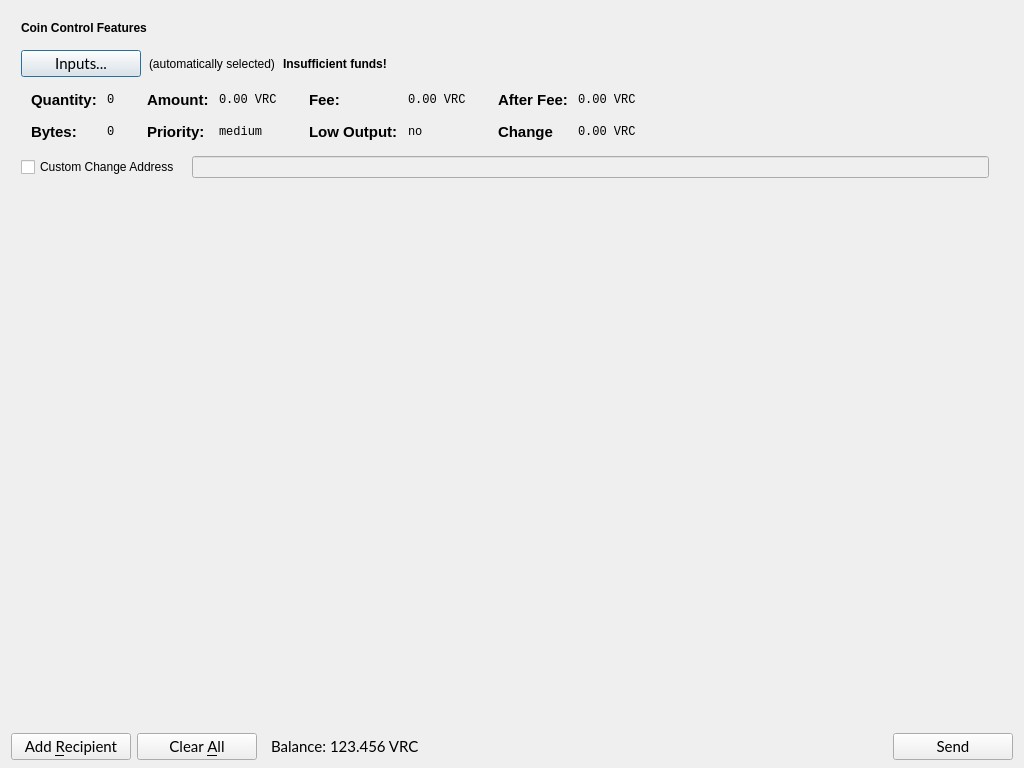
First picture: the form in src/qt/forms/sendbitcoinsdialog.ui, repository VeriConomy/vericoin, before the edit.
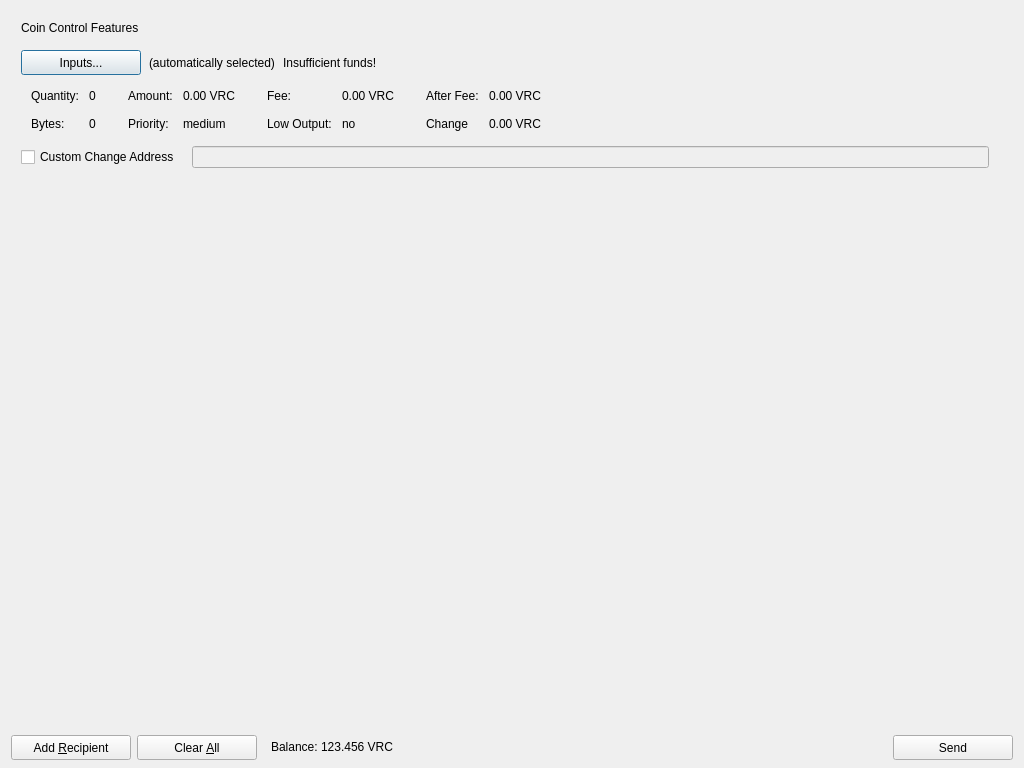
Second picture: the form after the edit. Icons and pictures are not drawn.

Commit message: more on mac fonts

What changed in the file:
```diff
--- a/src/qt/forms/sendbitcoinsdialog.ui
+++ b/src/qt/forms/sendbitcoinsdialog.ui
@@ -77,12 +77,6 @@
               <verstretch>0</verstretch>
              </sizepolicy>
             </property>
-            <property name="font">
-             <font>
-              <weight>75</weight>
-              <bold>true</bold>
-             </font>
-            </property>
             <property name="text">
              <string>Coin Control Features</string>
             </property>
@@ -106,12 +100,6 @@
               <height>25</height>
              </size>
             </property>
-            <property name="font">
-             <font>
-              <family>Lato</family>
-              <pointsize>11</pointsize>
-             </font>
-            </property>
             <property name="text">
              <string>Inputs...</string>
             </property>
@@ -129,12 +117,6 @@
           </item>
           <item>
            <widget class="QLabel" name="labelCoinControlInsuffFunds">
-            <property name="font">
-             <font>
-              <weight>75</weight>
-              <bold>true</bold>
-             </font>
-            </property>
             <property name="text">
              <string>Insufficient funds!</string>
             </property>
@@ -215,13 +197,6 @@
                </property>
                <item row="0" column="0">
                 <widget class="QLabel" name="labelCoinControlQuantityText">
-                 <property name="font">
-                  <font>
-                   <pointsize>11</pointsize>
-                   <weight>75</weight>
-                   <bold>true</bold>
-                  </font>
-                 </property>
                  <property name="text">
                   <string>Quantity:</string>
                  </property>
@@ -232,12 +207,6 @@
                </item>
                <item row="0" column="1">
                 <widget class="QLabel" name="labelCoinControlQuantity">
-                 <property name="font">
-                  <font>
-                   <family>Monospace</family>
-                   <pointsize>9</pointsize>
-                  </font>
-                 </property>
                  <property name="cursor">
                   <cursorShape>IBeamCursor</cursorShape>
                  </property>
@@ -257,13 +226,6 @@
                </item>
                <item row="1" column="0">
                 <widget class="QLabel" name="labelCoinControlBytesText">
-                 <property name="font">
-                  <font>
-                   <pointsize>11</pointsize>
-                   <weight>75</weight>
-                   <bold>true</bold>
-                  </font>
-                 </property>
                  <property name="text">
                   <string>Bytes:</string>
                  </property>
@@ -271,12 +233,6 @@
                </item>
                <item row="1" column="1">
                 <widget class="QLabel" name="labelCoinControlBytes">
-                 <property name="font">
-                  <font>
-                   <family>Monospace</family>
-                   <pointsize>9</pointsize>
-                  </font>
-                 </property>
                  <property name="cursor">
                   <cursorShape>IBeamCursor</cursorShape>
                  </property>
@@ -312,13 +268,6 @@
                </property>
                <item row="0" column="0">
                 <widget class="QLabel" name="labelCoinControlAmountText">
-                 <property name="font">
-                  <font>
-                   <pointsize>11</pointsize>
-                   <weight>75</weight>
-                   <bold>true</bold>
-                  </font>
-                 </property>
                  <property name="text">
                   <string>Amount:</string>
                  </property>
@@ -329,12 +278,6 @@
                </item>
                <item row="0" column="1">
                 <widget class="QLabel" name="labelCoinControlAmount">
-                 <property name="font">
-                  <font>
-                   <family>Monospace</family>
-                   <pointsize>9</pointsize>
-                  </font>
-                 </property>
                  <property name="cursor">
                   <cursorShape>IBeamCursor</cursorShape>
                  </property>
@@ -351,13 +294,6 @@
                </item>
                <item row="1" column="0">
                 <widget class="QLabel" name="labelCoinControlPriorityText">
-                 <property name="font">
-                  <font>
-                   <pointsize>11</pointsize>
-                   <weight>75</weight>
-                   <bold>true</bold>
-                  </font>
-                 </property>
                  <property name="text">
                   <string>Priority:</string>
                  </property>
@@ -365,12 +301,6 @@
                </item>
                <item row="1" column="1">
                 <widget class="QLabel" name="labelCoinControlPriority">
-                 <property name="font">
-                  <font>
-                   <family>Monospace</family>
-                   <pointsize>9</pointsize>
-                  </font>
-                 </property>
                  <property name="cursor">
                   <cursorShape>IBeamCursor</cursorShape>
                  </property>
@@ -406,13 +336,6 @@
                </property>
                <item row="0" column="0">
                 <widget class="QLabel" name="labelCoinControlFeeText">
-                 <property name="font">
-                  <font>
-                   <pointsize>11</pointsize>
-                   <weight>75</weight>
-                   <bold>true</bold>
-                  </font>
-                 </property>
                  <property name="text">
                   <string>Fee:</string>
                  </property>
@@ -423,12 +346,6 @@
                </item>
                <item row="0" column="1">
                 <widget class="QLabel" name="labelCoinControlFee">
-                 <property name="font">
-                  <font>
-                   <family>Monospace</family>
-                   <pointsize>9</pointsize>
-                  </font>
-                 </property>
                  <property name="cursor">
                   <cursorShape>IBeamCursor</cursorShape>
                  </property>
@@ -445,13 +362,6 @@
                </item>
                <item row="1" column="0">
                 <widget class="QLabel" name="labelCoinControlLowOutputText">
-                 <property name="font">
-                  <font>
-                   <pointsize>11</pointsize>
-                   <weight>75</weight>
-                   <bold>true</bold>
-                  </font>
-                 </property>
                  <property name="text">
                   <string>Low Output:</string>
                  </property>
@@ -459,12 +369,6 @@
                </item>
                <item row="1" column="1">
                 <widget class="QLabel" name="labelCoinControlLowOutput">
-                 <property name="font">
-                  <font>
-                   <family>Monospace</family>
-                   <pointsize>9</pointsize>
-                  </font>
-                 </property>
                  <property name="cursor">
                   <cursorShape>IBeamCursor</cursorShape>
                  </property>
@@ -500,13 +404,6 @@
                </property>
                <item row="0" column="0">
                 <widget class="QLabel" name="labelCoinControlAfterFeeText">
-                 <property name="font">
-                  <font>
-                   <pointsize>11</pointsize>
-                   <weight>75</weight>
-                   <bold>true</bold>
-                  </font>
-                 </property>
                  <property name="text">
                   <string>After Fee:</string>
                  </property>
@@ -517,12 +414,6 @@
                </item>
                <item row="0" column="1">
                 <widget class="QLabel" name="labelCoinControlAfterFee">
-                 <property name="font">
-                  <font>
-                   <family>Monospace</family>
-                   <pointsize>9</pointsize>
-                  </font>
-                 </property>
                  <property name="cursor">
                   <cursorShape>IBeamCursor</cursorShape>
                  </property>
@@ -539,13 +430,6 @@
                </item>
                <item row="1" column="0">
                 <widget class="QLabel" name="labelCoinControlChangeText">
-                 <property name="font">
-                  <font>
-                   <pointsize>11</pointsize>
-                   <weight>75</weight>
-                   <bold>true</bold>
-                  </font>
-                 </property>
                  <property name="text">
                   <string>Change</string>
                  </property>
@@ -553,12 +437,6 @@
                </item>
                <item row="1" column="1">
                 <widget class="QLabel" name="labelCoinControlChange">
-                 <property name="font">
-                  <font>
-                   <family>Monospace</family>
-                   <pointsize>9</pointsize>
-                  </font>
-                 </property>
                  <property name="cursor">
                   <cursorShape>IBeamCursor</cursorShape>
                  </property>
@@ -707,12 +585,6 @@
          <height>25</height>
         </size>
        </property>
-       <property name="font">
-        <font>
-         <family>Lato</family>
-         <pointsize>11</pointsize>
-        </font>
-       </property>
        <property name="toolTip">
         <string>Send to multiple recipients at once</string>
        </property>
@@ -748,12 +620,6 @@
          <height>25</height>
         </size>
        </property>
-       <property name="font">
-        <font>
-         <family>Lato</family>
-         <pointsize>11</pointsize>
-        </font>
-       </property>
        <property name="toolTip">
         <string>Remove all transaction fields</string>
        </property>
@@ -791,12 +657,6 @@
            <verstretch>0</verstretch>
           </sizepolicy>
          </property>
-         <property name="font">
-          <font>
-           <family>Lato</family>
-           <pointsize>11</pointsize>
-          </font>
-         </property>
          <property name="text">
           <string>Balance:</string>
          </property>
@@ -813,12 +673,6 @@
            <verstretch>0</verstretch>
           </sizepolicy>
          </property>
-         <property name="font">
-          <font>
-           <family>Lato</family>
-           <pointsize>11</pointsize>
-          </font>
-         </property>
          <property name="cursor">
           <cursorShape>IBeamCursor</cursorShape>
          </property>
@@ -859,12 +713,6 @@
          <height>25</height>
         </size>
        </property>
-       <property name="font">
-        <font>
-         <family>Lato</family>
-         <pointsize>11</pointsize>
-        </font>
-       </property>
        <property name="toolTip">
         <string>Confirm the send action</string>
        </property>
```
The commit also changes 32 other files.
